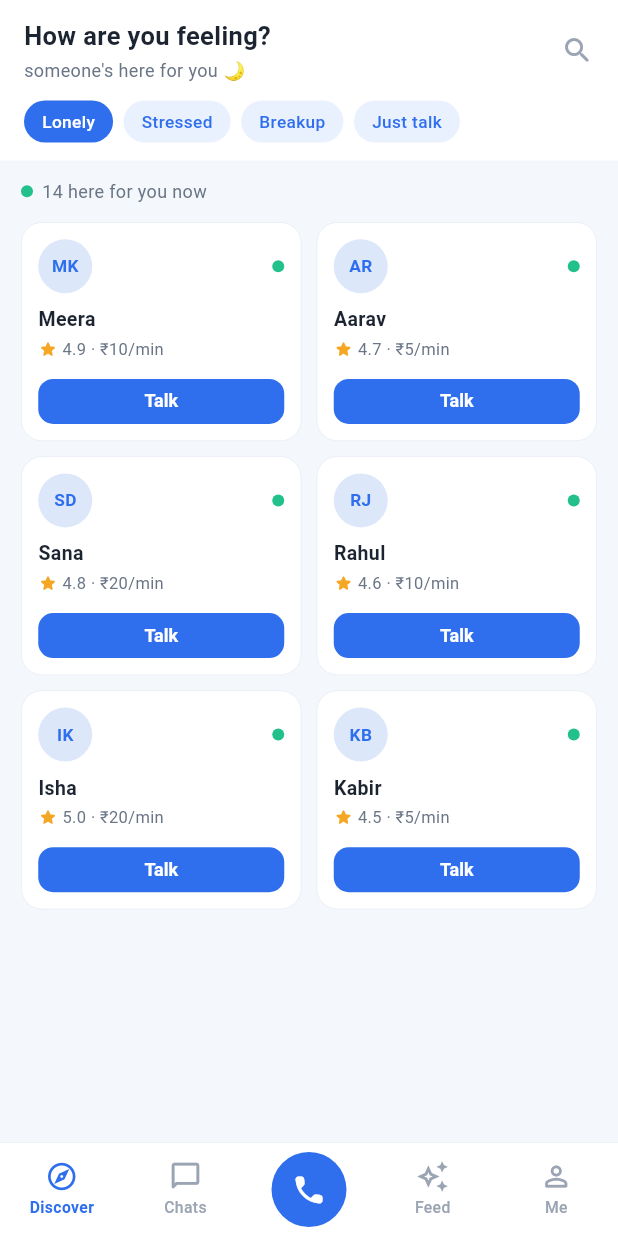
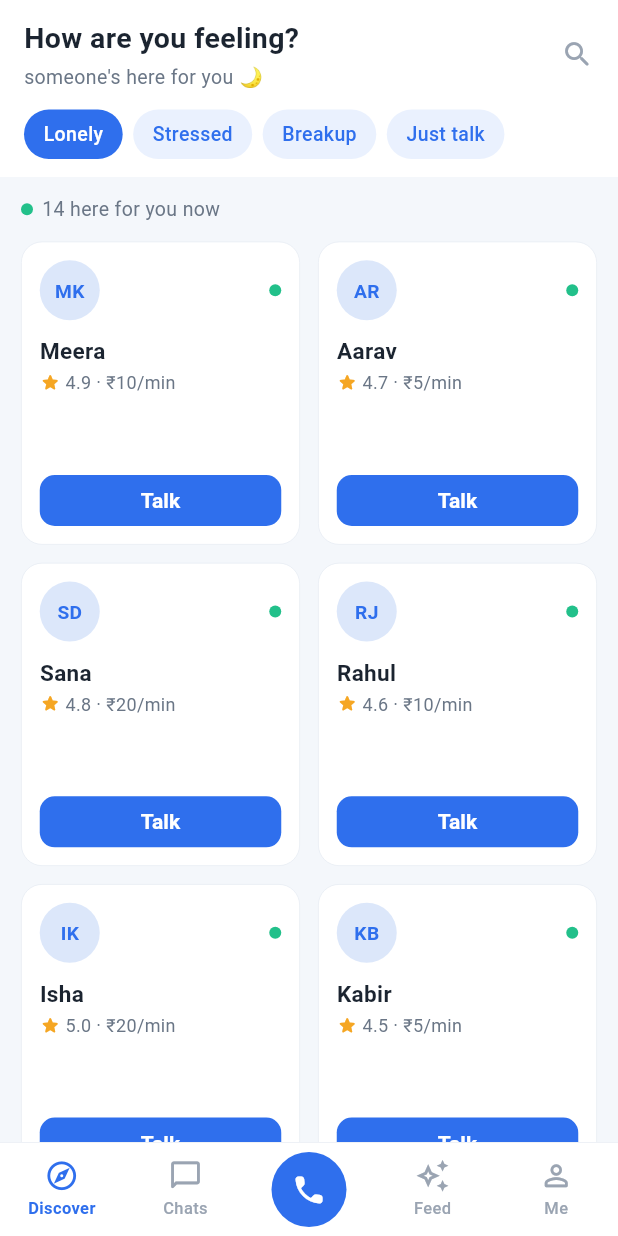
Before and after one commit to PRASHANTKASHYAP1996/FFY, a Flutter app: the RedesignShell screen opened directly, on a phone screen of 412 x 824 dp. Run offline on Flutter 3.47's test engine with Material 3 defaults, Android fonts, the phone set to English and light mode, and no system bars; our stand-ins replace cloud_firestore, cloud_functions, firebase_auth, firebase_core, firebase_messaging, firebase_storage and 3 more; missing offline and left inert: agora_rtc_engine, firebase_app_check, flutter_callkit_incoming, flutter_foreground_task, razorpay_flutter; accounts and stored records are empty.

Commit message:
Redesign phase 1.1: comfortable "middle" sizing + readable status bar
- Bumped the redesign type scale to a comfortable middle size (title 19,
  listener name 15, rating 12, Talk button 14, mood chips 13, nav labels 11,
  nav icons 23), larger 40px avatars, roomier card padding, and taller
  listener tiles (grid aspect 1.28 -> 0.92).
- Fixed status-bar icons (F1): AnnotatedRegion sets dark status-bar icons so
  the clock/battery/wifi are readable on the light background.

dart analyze: clean.

Co-Authored-By: Claude Opus 4.8 <noreply@anthropic.com>

```diff
--- a/lib/screens/redesign/redesign_shell.dart
+++ b/lib/screens/redesign/redesign_shell.dart
@@ -1,4 +1,5 @@
 import 'package:flutter/material.dart';
+import 'package:flutter/services.dart';
 
 import '../../core/theme/app_palette.dart';
 
@@ -41,12 +42,19 @@ class _RedesignShellState extends State<RedesignShell> {
 
   @override
   Widget build(BuildContext context) {
-    return Scaffold(
-      backgroundColor: AppPalette.pageBg,
-      body: IndexedStack(index: _index, children: _pages),
-      bottomNavigationBar: _BottomNav(
-        index: _index,
-        onTap: (i) => setState(() => _index = i),
+    return AnnotatedRegion<SystemUiOverlayStyle>(
+      value: const SystemUiOverlayStyle(
+        statusBarColor: Colors.transparent,
+        statusBarIconBrightness: Brightness.dark, // Android: dark icons
+        statusBarBrightness: Brightness.light, // iOS: dark icons
+      ),
+      child: Scaffold(
+        backgroundColor: AppPalette.pageBg,
+        body: IndexedStack(index: _index, children: _pages),
+        bottomNavigationBar: _BottomNav(
+          index: _index,
+          onTap: (i) => setState(() => _index = i),
+        ),
       ),
     );
   }
@@ -92,12 +100,12 @@ class _BottomNav extends StatelessWidget {
         child: Column(
           mainAxisAlignment: MainAxisAlignment.center,
           children: [
-            Icon(icon, size: 22, color: color),
+            Icon(icon, size: 23, color: color),
             const SizedBox(height: 2),
             Text(
               label,
               style: TextStyle(
-                fontSize: 10.5,
+                fontSize: 11,
                 fontWeight: selected ? FontWeight.w700 : FontWeight.w500,
                 color: color,
               ),
@@ -181,7 +189,7 @@ class _DiscoverPage extends StatelessWidget {
                       Text(
                         '14 here for you now',
                         style: TextStyle(
-                          fontSize: 12,
+                          fontSize: 13,
                           color: AppPalette.textSecondary,
                         ),
                       ),
@@ -192,9 +200,9 @@ class _DiscoverPage extends StatelessWidget {
                     crossAxisCount: 2,
                     shrinkWrap: true,
                     physics: const NeverScrollableScrollPhysics(),
-                    mainAxisSpacing: 10,
-                    crossAxisSpacing: 10,
-                    childAspectRatio: 1.28,
+                    mainAxisSpacing: 12,
+                    crossAxisSpacing: 12,
+                    childAspectRatio: 0.92,
                     children:
                         _demo.map((l) => _ListenerCard(listener: l)).toList(),
                   ),
@@ -223,16 +231,16 @@ class _DiscoverPage extends StatelessWidget {
                   Text(
                     'How are you feeling?',
                     style: TextStyle(
-                      fontSize: 17,
+                      fontSize: 19,
                       fontWeight: FontWeight.w700,
                       color: AppPalette.textPrimary,
                     ),
                   ),
-                  SizedBox(height: 2),
+                  SizedBox(height: 3),
                   Text(
                     "someone's here for you 🌙",
                     style:
-                        TextStyle(fontSize: 12, color: AppPalette.textSecondary),
+                        TextStyle(fontSize: 13, color: AppPalette.textSecondary),
                   ),
                 ],
               ),
@@ -247,7 +255,7 @@ class _DiscoverPage extends StatelessWidget {
               final selected = i == 0;
               return Container(
                 padding:
-                    const EdgeInsets.symmetric(horizontal: 12, vertical: 6),
+                    const EdgeInsets.symmetric(horizontal: 13, vertical: 7),
                 decoration: BoxDecoration(
                   color: selected ? AppPalette.blue : AppPalette.blueTint,
                   borderRadius: BorderRadius.circular(999),
@@ -255,7 +263,7 @@ class _DiscoverPage extends StatelessWidget {
                 child: Text(
                   _moods[i],
                   style: TextStyle(
-                    fontSize: 11.5,
+                    fontSize: 13,
                     fontWeight: FontWeight.w500,
                     color: selected ? Colors.white : AppPalette.blue,
                   ),
@@ -276,23 +284,23 @@ class _ListenerCard extends StatelessWidget {
   @override
   Widget build(BuildContext context) {
     return Container(
-      padding: const EdgeInsets.all(11),
+      padding: const EdgeInsets.all(12),
       decoration: AppPalette.cardDecoration(),
       child: Column(
         crossAxisAlignment: CrossAxisAlignment.start,
         children: [
           Row(
             children: [
-              _Avatar(initials: listener.initials, size: 36),
+              _Avatar(initials: listener.initials, size: 40),
               const Spacer(),
               const _OnlineDot(),
             ],
           ),
-          const SizedBox(height: 8),
+          const SizedBox(height: 10),
           Text(
             listener.name,
             style: const TextStyle(
-              fontSize: 13,
+              fontSize: 15,
               fontWeight: FontWeight.w600,
               color: AppPalette.textPrimary,
             ),
@@ -300,12 +308,12 @@ class _ListenerCard extends StatelessWidget {
           const SizedBox(height: 2),
           Row(
             children: [
-              const Icon(Icons.star_rounded, size: 13, color: AppPalette.star),
+              const Icon(Icons.star_rounded, size: 14, color: AppPalette.star),
               const SizedBox(width: 3),
               Text(
                 '${listener.rating} · ₹${listener.rate}/min',
                 style: const TextStyle(
-                    fontSize: 11, color: AppPalette.textSecondary),
+                    fontSize: 12, color: AppPalette.textSecondary),
               ),
             ],
           ),
@@ -316,7 +324,7 @@ class _ListenerCard extends StatelessWidget {
               onPressed: () {},
               style: FilledButton.styleFrom(
                 backgroundColor: AppPalette.blue,
-                padding: const EdgeInsets.symmetric(vertical: 8),
+                padding: const EdgeInsets.symmetric(vertical: 9),
                 shape: RoundedRectangleBorder(
                   borderRadius: BorderRadius.circular(10),
                 ),
@@ -324,7 +332,7 @@ class _ListenerCard extends StatelessWidget {
                 tapTargetSize: MaterialTapTargetSize.shrinkWrap,
               ),
               child: const Text('Talk',
-                  style: TextStyle(fontSize: 12, fontWeight: FontWeight.w600)),
+                  style: TextStyle(fontSize: 14, fontWeight: FontWeight.w600)),
             ),
           ),
         ],
```
